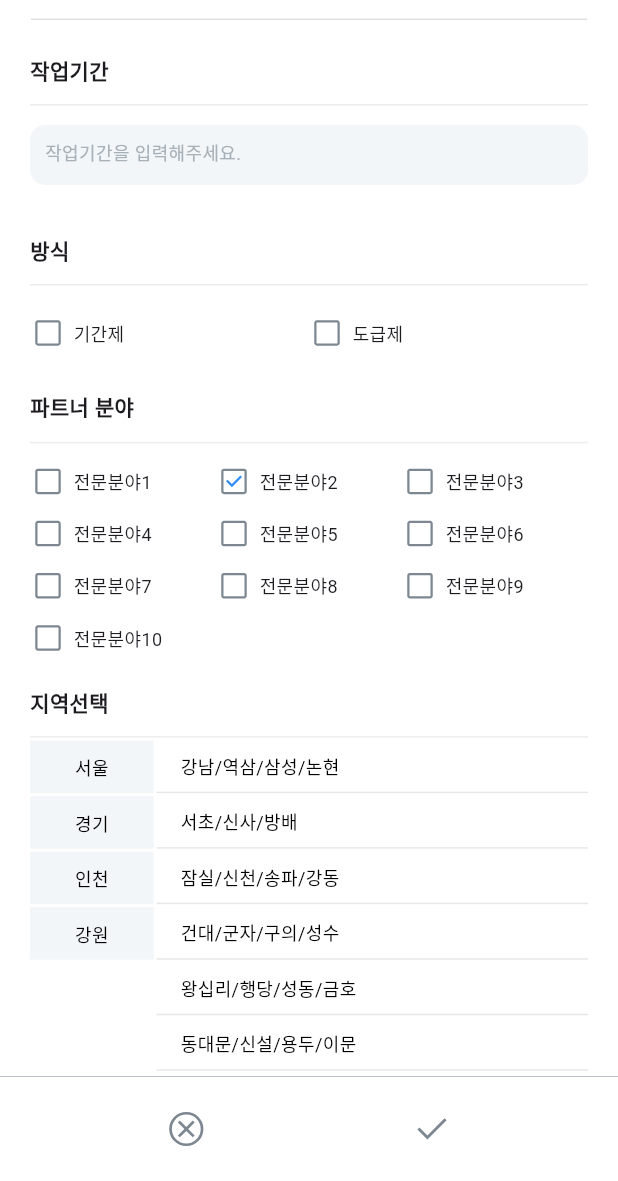
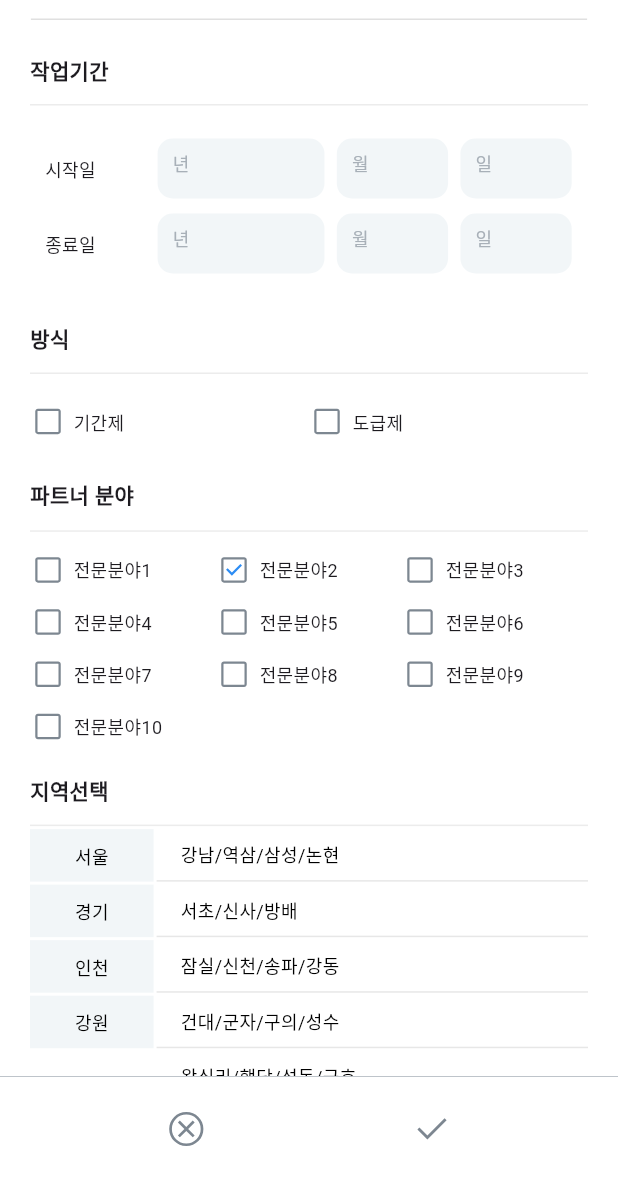
Before and after one commit to RipAGu/weneeders, a Flutter app: the screen it shows after launch, after a tap on "로그인", after a tap on "프로젝트 검색", after a tap on the "add" icon, on a phone screen of 412 x 824 dp, the part 55-1236 px from its top. Run offline on Flutter 3.47's test engine with Material 3 defaults, Android fonts, the phone set to English and light mode, and no system bars; our stand-ins replace flutter_svg, fluttertoast, image_picker, smooth_page_indicator.

Commit message:
Design: 프로젝트 등록 페이지 기간설정 디자인변경

```diff
--- a/lib/view/project/RegisterProjectPage.dart
+++ b/lib/view/project/RegisterProjectPage.dart
@@ -56,16 +56,109 @@ class _RegisterProjectPageState extends State<RegisterProjectPage> {
                             height: 1,
                             color: const Color(0xffECECEC),
                           ),
+                          const Padding(padding: EdgeInsets.only(top: 22)),
+                          Row(
+                            children: [
+                              Padding(padding: const EdgeInsets.only(left: 10)),
+                              Text(
+                                "시작일",
+                                style: TextStyle(
+                                  fontWeight: FontWeight.w400,
+                                  fontSize: 12,
+                                ),
+                              ),
                               Container(
-                            margin: const EdgeInsets.only(top: 13),
+                                margin: EdgeInsets.only(
+                                    left: MediaQuery.of(context).size.width *
+                                        0.1),
+                                width: MediaQuery.of(context).size.width * 0.27,
                                 height: 40,
                                 child: CustomTextFieldGray(
-                              hintText: "작업기간을 입력해주세요.",
+                                    hintText: "년",
+                                    obscureText: false,
                                     controller: _periodController,
-                              textFontSize: 12,
-                              keyboardType: TextInputType.text,
+                                    keyboardType: TextInputType.number,
+                                    textFontSize: 12),
+                              ),
+                              Container(
+                                margin: EdgeInsets.only(
+                                    left: MediaQuery.of(context).size.width *
+                                        0.02),
+                                width: MediaQuery.of(context).size.width * 0.18,
+                                height: 40,
+                                child: CustomTextFieldGray(
+                                    hintText: "월",
                                     obscureText: false,
+                                    controller: _periodController,
+                                    keyboardType: TextInputType.number,
+                                    textFontSize: 12),
                               ),
+                              Container(
+                                margin: EdgeInsets.only(
+                                    left: MediaQuery.of(context).size.width *
+                                        0.02),
+                                width: MediaQuery.of(context).size.width * 0.18,
+                                height: 40,
+                                child: CustomTextFieldGray(
+                                    hintText: "일",
+                                    obscureText: false,
+                                    controller: _periodController,
+                                    keyboardType: TextInputType.number,
+                                    textFontSize: 12),
+                              ),
+                            ],
+                          ),
+                          const Padding(padding: EdgeInsets.only(top: 10)),
+                          Row(
+                            children: [
+                              Padding(padding: const EdgeInsets.only(left: 10)),
+                              Text(
+                                "종료일",
+                                style: TextStyle(
+                                  fontWeight: FontWeight.w400,
+                                  fontSize: 12,
+                                ),
+                              ),
+                              Container(
+                                margin: EdgeInsets.only(
+                                    left: MediaQuery.of(context).size.width *
+                                        0.1),
+                                width: MediaQuery.of(context).size.width * 0.27,
+                                height: 40,
+                                child: CustomTextFieldGray(
+                                    hintText: "년",
+                                    obscureText: false,
+                                    controller: _periodController,
+                                    keyboardType: TextInputType.number,
+                                    textFontSize: 12),
+                              ),
+                              Container(
+                                margin: EdgeInsets.only(
+                                    left: MediaQuery.of(context).size.width *
+                                        0.02),
+                                width: MediaQuery.of(context).size.width * 0.18,
+                                height: 40,
+                                child: CustomTextFieldGray(
+                                    hintText: "월",
+                                    obscureText: false,
+                                    controller: _periodController,
+                                    keyboardType: TextInputType.number,
+                                    textFontSize: 12),
+                              ),
+                              Container(
+                                margin: EdgeInsets.only(
+                                    left: MediaQuery.of(context).size.width *
+                                        0.02),
+                                width: MediaQuery.of(context).size.width * 0.18,
+                                height: 40,
+                                child: CustomTextFieldGray(
+                                    hintText: "일",
+                                    obscureText: false,
+                                    controller: _periodController,
+                                    keyboardType: TextInputType.number,
+                                    textFontSize: 12),
+                              ),
+                            ],
                           ),
                           const Padding(padding: EdgeInsets.only(top: 33)),
                           const Align(
--- a/lib/view/widget/CommentBox.dart
+++ b/lib/view/widget/CommentBox.dart
@@ -76,7 +76,7 @@ class CommentBox extends StatelessWidget {
               itemCount: repleData.length,
               itemBuilder: (BuildContext context, int index) {
                 return Container(
-                    margin: const EdgeInsets.only(top: 10),
+                    margin: const EdgeInsets.only(top: 5),
                     child: Row(
                       crossAxisAlignment: CrossAxisAlignment.start,
                       children: [
--- a/lib/view/widget/CustomTextFieldGray.dart
+++ b/lib/view/widget/CustomTextFieldGray.dart
@@ -1,4 +1,5 @@
 import 'package:flutter/cupertino.dart';
+import 'package:flutter/material.dart';
 
 class CustomTextFieldGray extends StatelessWidget {
   final String hintText;
@@ -19,14 +20,20 @@ class CustomTextFieldGray extends StatelessWidget {
   @override
   Widget build(BuildContext context) {
     return CupertinoTextField(
-      padding: const EdgeInsets.only(top: 10, left: 10),
+      style: TextStyle(
+        fontSize: textFontSize,
+        color: Colors.black,
+      ),
+      padding: const EdgeInsets.only(left: 10, top: 10),
       placeholder: hintText,
       obscureText: obscureText,
       controller: controller,
       keyboardType: keyboardType,
       textAlignVertical: TextAlignVertical.top,
-      placeholderStyle:
-          TextStyle(fontSize: textFontSize, color: const Color(0xFFA8B0B8)),
+      placeholderStyle: TextStyle(
+        fontSize: textFontSize,
+        color: const Color(0xFFA8B0B8),
+      ),
       decoration: BoxDecoration(
         color: const Color(0xFFF2F6F8),
         borderRadius: BorderRadius.circular(10),
```
Lines whose indentation alone changed are shown as unchanged.
